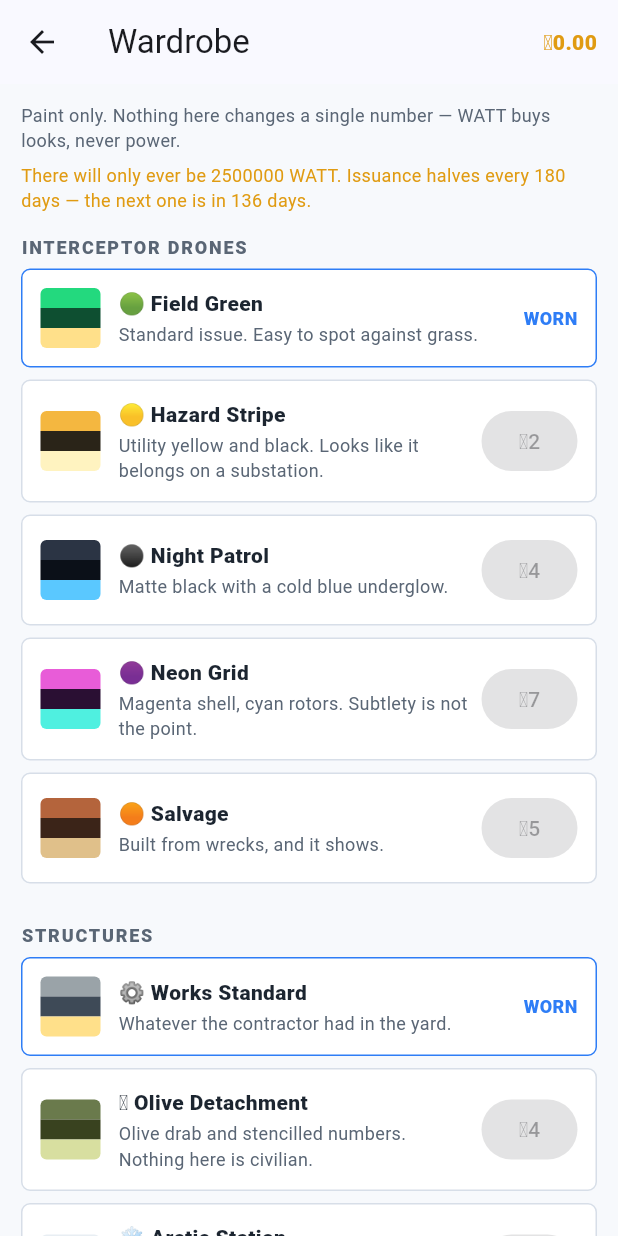
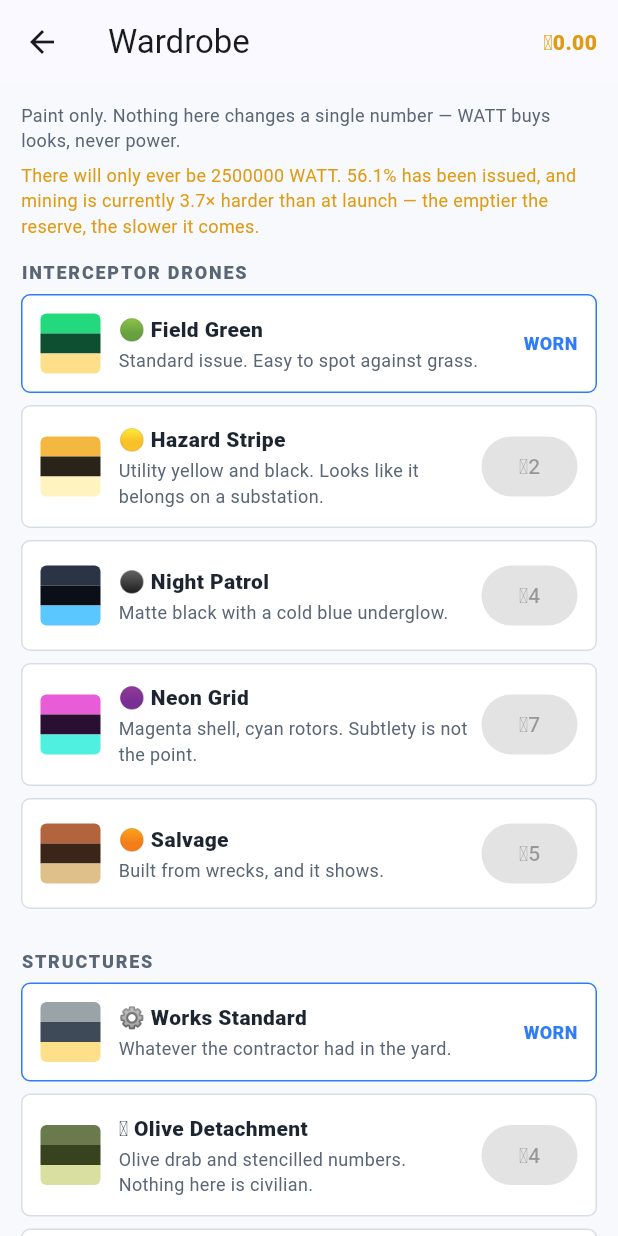
Before and after one commit to Sdeger7/grid-guard, a Flutter app: the SkinsScreen screen opened directly, on a phone screen of 412 x 824 dp. Run offline on Flutter 3.47's test engine with Material 3 defaults, Android fonts, the phone set to English and light mode, and no system bars; our stand-ins replace flutter_riverpod, shared_preferences; missing offline and left inert: flame, flame_audio; accounts and stored records are empty; network calls fail.

Commit message:
Tie mining difficulty to the remaining supply
The cap was a calendar promise: issuance halved every 180 days and the
total happened to converge under 2,500,000. That is a schedule, not a
guarantee - change the day length, the mining rate or the number of rigs
and the promise breaks.

Difficulty is now a function of what is left in the reserve, raised to 1.6.
The emptier it gets, the slower everything mines, so the issued total
approaches the cap asymptotically and cannot cross it: no clamp, no
special case, nothing to game. At a quarter issued mining is 1.6x harder
than at launch, at half 3x, at three quarters 9x, at ninety percent 40x.
Early operators are rewarded for being early, which is the point.

Difficulty and the issued share are shown in the site report and the
wardrobe, so the scarcity is something a player can watch rather than
something they are told about.

Co-Authored-By: Claude Opus 5 <noreply@anthropic.com>

```diff
--- a/lib/data/watt_supply.dart
+++ b/lib/data/watt_supply.dart
@@ -28,12 +28,36 @@ class WattSupply {
     return days ~/ halvingDays;
   }
 
-  /// The issuance multiplier now: full rate in the first epoch, half in the
-  /// second, and so on. Floored so mining never stops outright — it simply
-  /// becomes slow enough that the cap is approached and never crossed.
+  /// How hard mining is right now, expressed as the fraction of the base rate
+  /// a rig actually produces.
+  ///
+  /// This is the mechanism that makes the cap real rather than a promise.
+  /// Difficulty is a function of how much of the supply has already been
+  /// issued: the emptier the remaining reserve, the slower everything mines.
+  /// Because the rate falls with what is left, the total issued approaches
+  /// 2,500,000 asymptotically and cannot cross it — no clamp, no special case,
+  /// no way to game it. Early operators mine at nearly full speed; late ones
+  /// work for hundredths of the same.
+  ///
+  /// The exponent decides how sharply it bites. Above one, difficulty rises
+  /// faster than the reserve empties, which front-loads the curve the way real
+  /// mining rewards are front-loaded.
+  static const double difficultyExponent = 1.6;
+
+  /// Floor, so mining never becomes literally impossible — only vanishingly
+  /// slow, which is what "capped" means in practice.
+  static const double minimumRate = 0.005;
+
   static double emissionMultiplier([DateTime? when]) {
-    final e = epochAt(when);
-    return math.max(0.03125, math.pow(0.5, e).toDouble());
+    final left = (remainingAt(when) / maxSupply).clamp(0.0, 1.0);
+    return math.max(minimumRate, math.pow(left, difficultyExponent).toDouble());
+  }
+
+  /// Mining difficulty as a multiple of launch-day difficulty, which is the
+  /// number worth showing a player.
+  static double difficultyAt([DateTime? when]) {
+    final rate = emissionMultiplier(when);
+    return rate <= 0 ? double.infinity : 1 / rate;
   }
 
   /// Days until the next halving, for the UI to count down.
@@ -66,7 +90,14 @@ class WattSupply {
     return (issued * maxSupply).clamp(0, maxSupply);
   }
 
-  static double get remaining => maxSupply - projectedIssued();
+  static double remainingAt([DateTime? when]) =>
+      maxSupply - projectedIssued(when);
+
+  static double get remaining => remainingAt();
+
+  /// Share of the cap already in circulation, 0..1.
+  static double issuedFraction([DateTime? when]) =>
+      (projectedIssued(when) / maxSupply).clamp(0.0, 1.0);
 }
 
 /// The treasury.
--- a/lib/ui/screens/skins_screen.dart
+++ b/lib/ui/screens/skins_screen.dart
@@ -42,8 +42,10 @@ class SkinsScreen extends ConsumerWidget {
           const SizedBox(height: 6),
           Text(
               'There will only ever be ${WattSupply.maxSupply.toInt()} WATT. '
-              'Issuance halves every ${WattSupply.halvingDays} days — the next '
-              'one is in ${WattSupply.daysToNextHalving()} days.',
+              '${(WattSupply.issuedFraction() * 100).toStringAsFixed(1)}% has '
+              'been issued, and mining is currently '
+              '${WattSupply.difficultyAt().toStringAsFixed(1)}× harder than at '
+              'launch — the emptier the reserve, the slower it comes.',
               style: GGText.soft.copyWith(color: GGColors.amber)),
           const SizedBox(height: 14),
           for (final slot in SkinSlot.values) ...[
--- a/lib/ui/widgets/report_sheet.dart
+++ b/lib/ui/widgets/report_sheet.dart
@@ -1,5 +1,6 @@
 import 'package:flutter/material.dart';
 
+import '../../data/watt_supply.dart';
 import '../../game/grid_guard_game.dart';
 import '../../models/tower_type.dart';
 import '../theme.dart';
@@ -131,6 +132,13 @@ class _ReportSheet extends StatelessWidget {
                 ' of ${game.dataCenters.length}'),
             _Line('Balance', '₵${game.coinsEarned.toStringAsFixed(3)}',
                 bold: true),
+            _Line(
+                'Network difficulty',
+                '${WattSupply.difficultyAt().toStringAsFixed(1)}× launch rate'),
+            _Line(
+                'Supply issued',
+                '${(WattSupply.issuedFraction() * 100).toStringAsFixed(1)}% of '
+                    '${WattSupply.maxSupply.toInt()}'),
 
             const SizedBox(height: 18),
             _Header('WHAT IS BUILT'),
```
